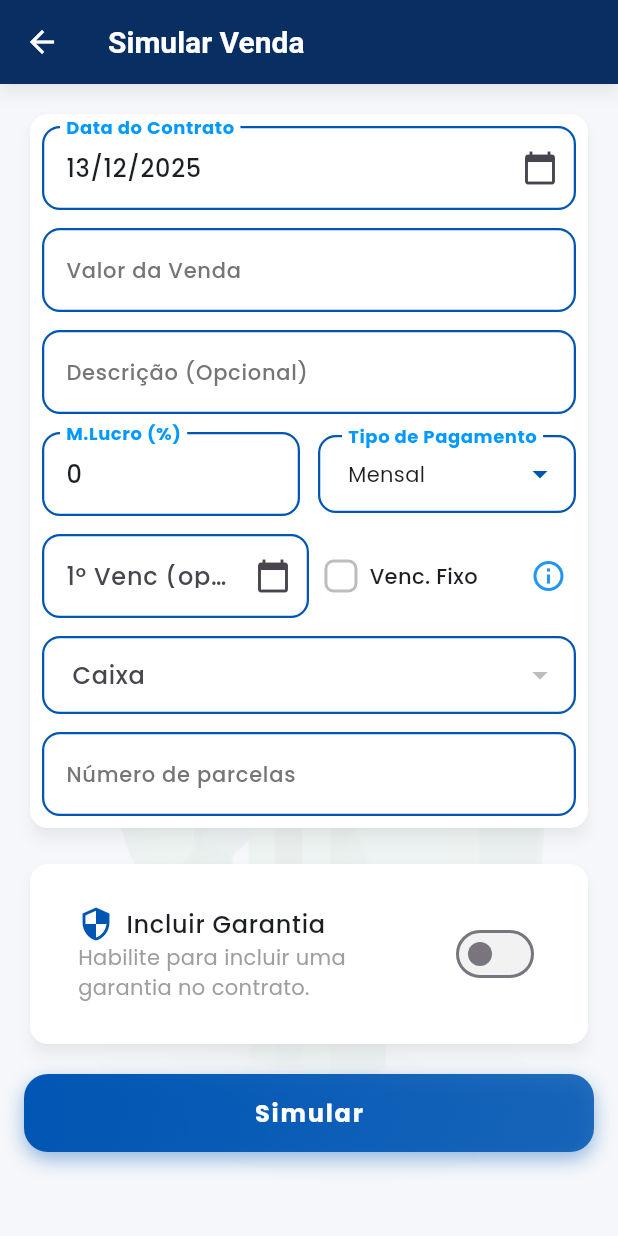
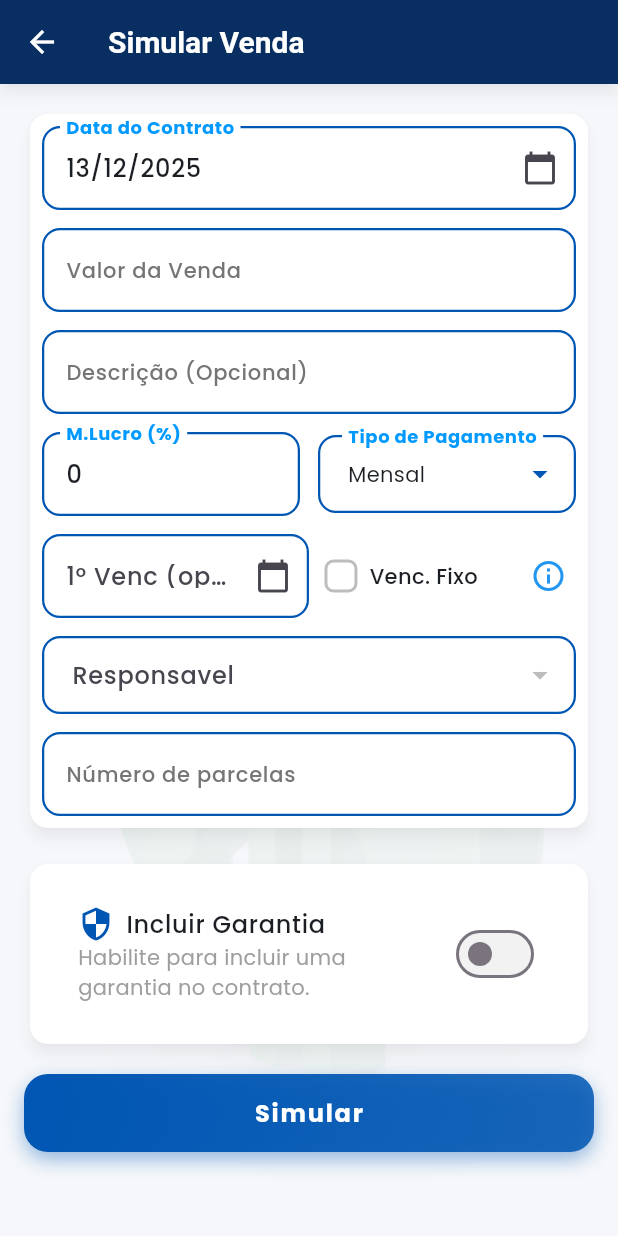
Before and after one commit to guilherme0290/emprestimo_frontend_luci, a Flutter app: the ContasReceberCreateStep1 screen opened directly, on a phone screen of 412 x 824 dp. Run offline on Flutter 3.47's test engine with Material 3 defaults, Android fonts, the phone set to English and light mode, and no system bars; our stand-ins replace awesome_dialog, badges, dio, dropdown_search, firebase_core, firebase_messaging and 11 more; missing offline and left inert: cpf_cnpj_validator; accounts and stored records are empty; network calls fail.

Commit message:
Alteracao nomeclatura de Caixa para responsavel

```diff
--- a/lib/screens/cobranca/resumo_cobranca.dart
+++ b/lib/screens/cobranca/resumo_cobranca.dart
@@ -248,7 +248,7 @@ class _ResumoCobrancasScreenState extends State<ResumoCobrancasScreen> {
               ),
               columnSpacing: 32,
               columns: const [
-                DataColumn(label: Text('Caixa')),
+                DataColumn(label: Text('Responsavel')),
                 DataColumn(label: Text('Nº Parcelas')),
                 DataColumn(label: Text('Valor Total')),
               ],
--- a/lib/screens/cobranca/resumo_cobranca_detalhe_agrupamento.dart
+++ b/lib/screens/cobranca/resumo_cobranca_detalhe_agrupamento.dart
@@ -270,7 +270,7 @@ class _GroupSelectorBar extends StatelessWidget {
       case GroupByOption.none:
         return 'Sem agrupamento';
       case GroupByOption.caixa:
-        return 'Caixa';
+        return 'Responsavel';
       case GroupByOption.vendedor:
         return 'Vendedor';
     }
--- a/lib/widgets/emprestimo_form.dart
+++ b/lib/widgets/emprestimo_form.dart
@@ -432,7 +432,7 @@ class _ContasReceberFormState extends State<ContasReceberForm> {
               }).toList(),
               onChanged: (value) => setState(() => _caixaSelecionado = value),
               decoration: InputDecoration(
-                labelText: "Caixa",
+                labelText: "Responsavel",
                 border:
                     OutlineInputBorder(borderRadius: BorderRadius.circular(8)),
                 contentPadding:
--- a/lib/widgets/resumo_trasacoes.dart
+++ b/lib/widgets/resumo_trasacoes.dart
@@ -221,7 +221,7 @@ class _TransacoesResumoCardState extends State<TransacoesResumoCard>
                 children: [
                   Expanded(
                     child: DropdownButton<String>(
-                      hint: const Text("Caixa"),
+                      hint: const Text("Responsavel"),
                       value: caixaSelecionado,
                       isExpanded: true,
                       items: caixas
```
